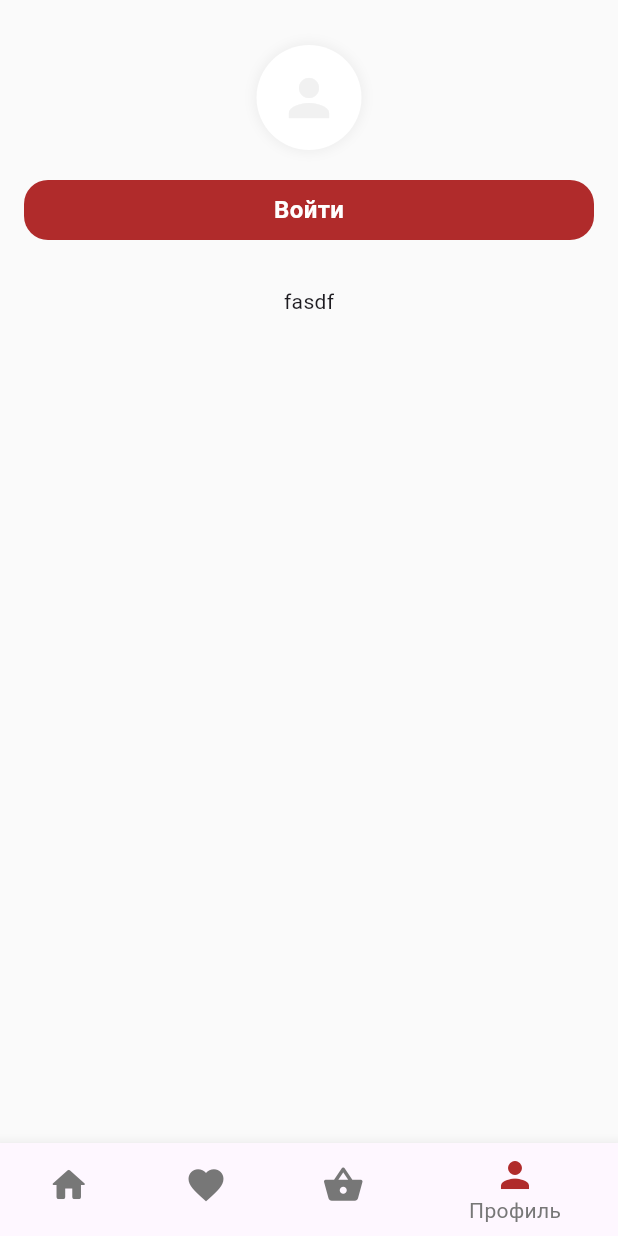
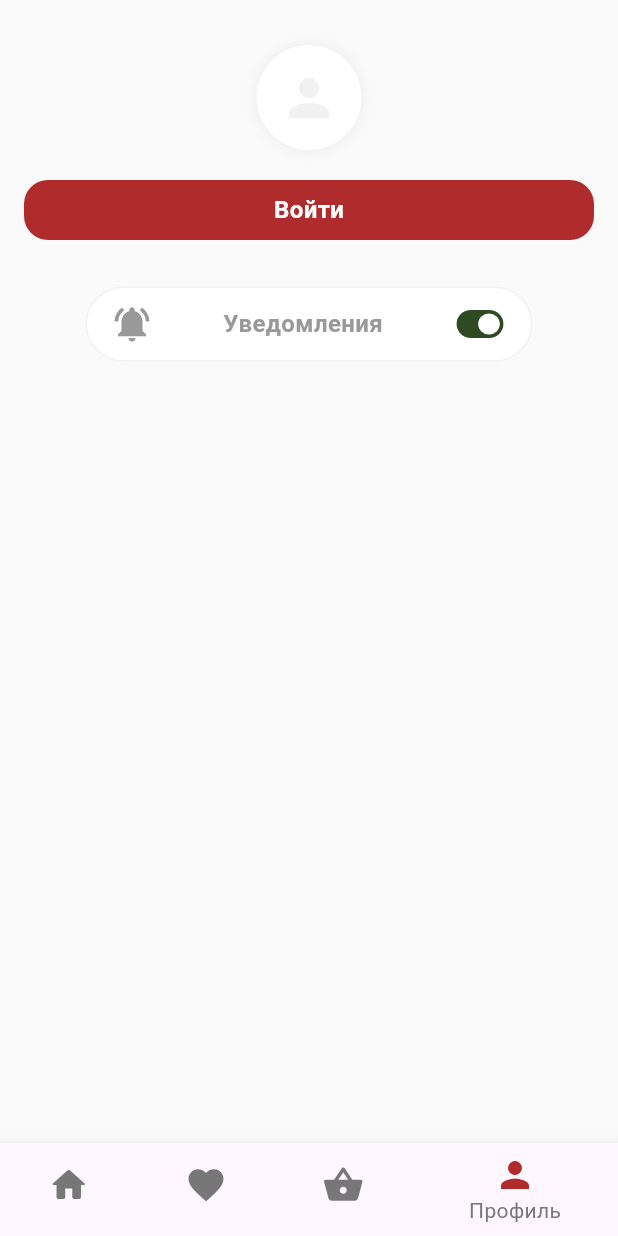
Before and after one commit to Chewbacca-14/papi_burgers, a Flutter app: the screen it shows after launch, item 4 of the bottom bar chosen, on a phone screen of 412 x 824 dp. Run offline on Flutter 3.47's test engine with Material 3 defaults, Android fonts, the phone set to English and light mode, and no system bars; our stand-ins replace auto_route, cloud_firestore, firebase_auth, firebase_core, google_maps_flutter, mask_text_input_formatter and 1 more; missing offline and left inert: animated_snack_bar; accounts and stored records are empty; network calls fail.

Commit message:
restaurant menu page func

```diff
--- a/lib/common_ui/main_home_page/menu_item_card.dart
+++ b/lib/common_ui/main_home_page/menu_item_card.dart
@@ -18,8 +18,7 @@ class MenuItemCard extends StatelessWidget {
 
   @override
   Widget build(BuildContext context) {
-    return Expanded(
-      child: Container(
+    return Container(
       height: 244,
       decoration: BoxDecoration(
         color: Colors.white,
@@ -101,7 +100,6 @@ class MenuItemCard extends StatelessWidget {
           ],
         ),
       ),
-      ),
     );
   }
 }
--- a/lib/common_ui/notification_card.dart
+++ b/lib/common_ui/notification_card.dart
@@ -13,8 +13,7 @@ class _NotificationCardState extends State<NotificationCard> {
 
   @override
   Widget build(BuildContext context) {
-    return Expanded(
-      child: Container(
+    return Container(
       height: 50,
       decoration: BoxDecoration(
         color: Colors.white,
@@ -63,7 +62,6 @@ class _NotificationCardState extends State<NotificationCard> {
           ),
         ),
       ),
-      ),
     );
   }
 }
--- a/lib/main.dart
+++ b/lib/main.dart
@@ -4,6 +4,7 @@ import 'package:google_maps_flutter/google_maps_flutter.dart';
 import 'package:papi_burgers/app_router.dart';
 import 'package:papi_burgers/controllers/login_controller.dart';
 import 'package:papi_burgers/controllers/timer_controller.dart';
+import 'package:papi_burgers/restaurant_provider.dart';
 import 'package:papi_burgers/views/login_page.dart';
 import 'package:provider/provider.dart';
 import 'package:provider/single_child_widget.dart';
@@ -36,4 +37,7 @@ List<SingleChildWidget> providers = [
   ChangeNotifierProvider<TimerController>(
     create: (_) => TimerController(),
   ),
+  ChangeNotifierProvider<RestaurantProvider>(
+    create: (_) => RestaurantProvider(),
+  ),
 ];
--- a/lib/views/home_page.dart
+++ b/lib/views/home_page.dart
@@ -5,6 +5,7 @@ import 'package:papi_burgers/constants/color_palette.dart';
 import 'package:papi_burgers/views/login_code_page.dart';
 import 'package:papi_burgers/views/login_page.dart';
 import 'package:papi_burgers/views/menu_main_page.dart';
+import 'package:papi_burgers/views/project_selecting_page.dart';
 import 'package:papi_burgers/views/user_profile_page.dart';
 
 @RoutePage()
@@ -19,7 +20,7 @@ class _HomePageState extends State<HomePage> {
   List<Widget> pages = [
     const MenuMainPage(),
     const MenuMainPage(),
-    const MenuMainPage(),
+    const ProjectSelectingPage(),
     const UserProfilePage(),
   ];
 
--- a/lib/views/user_profile_page.dart
+++ b/lib/views/user_profile_page.dart
@@ -145,11 +145,11 @@ class _UserProfilePageState extends State<UserProfilePage> {
                         )
                       : SizedBox(),
                   h25,
-                  // Padding(
-                  //   padding: const EdgeInsets.symmetric(horizontal: 41),
-                  //   child: NotificationCard(),
-                  // )
-                  Text('fasdf'),
+                  Padding(
+                    padding: const EdgeInsets.symmetric(horizontal: 41),
+                    child: NotificationCard(),
+                  )
+
                 ],
               ),
             ),
```
Also changed, not shown: lib/restaurant_provider.dart (added, +13 -0 lines), lib/views/menu_main_page.dart (+34 -12 lines), lib/views/project_selecting_page.dart (+15 -1 lines). Lines whose indentation alone changed are shown as unchanged.
